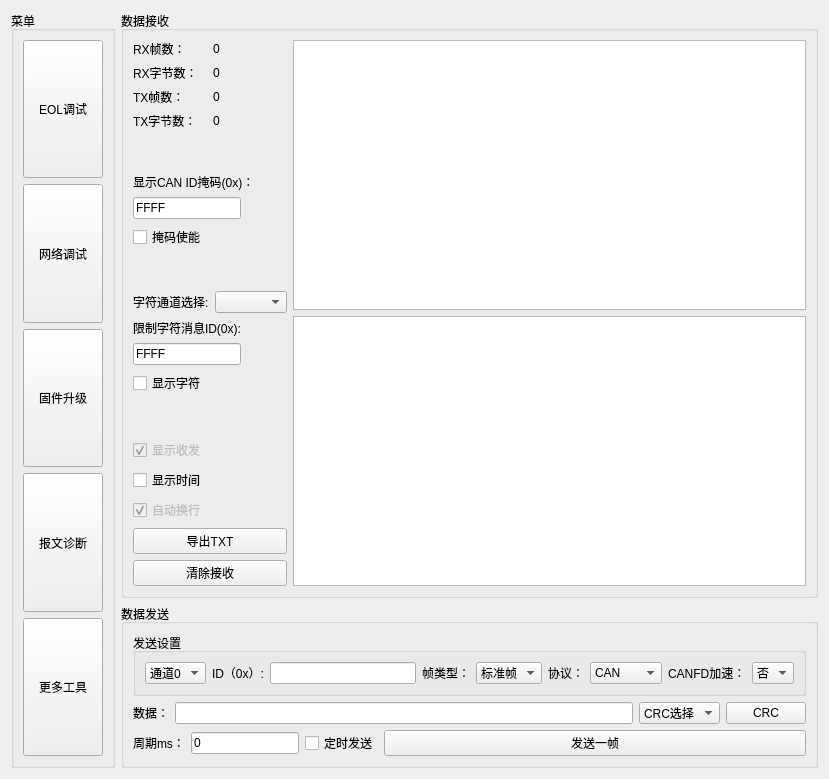
This is more_window/more_window.ui in aron566/EOL_CAN_Tool as Qt 5 draws it before an edit. The edited form follows.
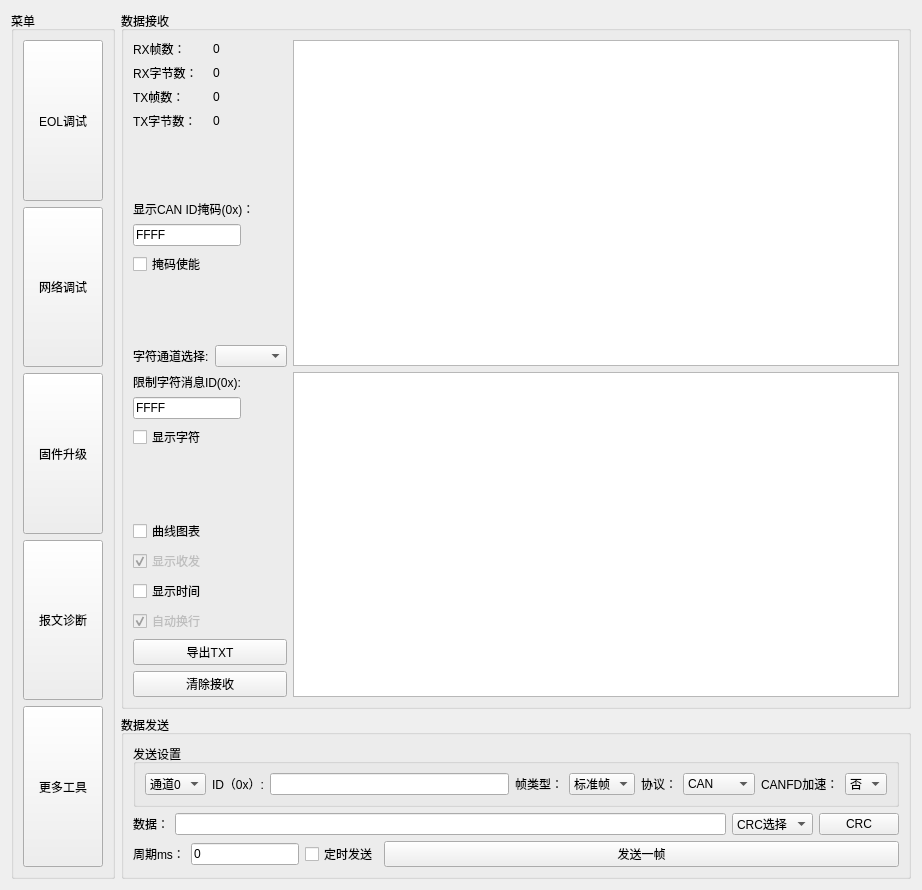
This is the edited form.

Commit message: <feat>: <v1.2.15版本支持net can数据进数据曲线图表>

The edit to the form file:
```diff
--- a/more_window/more_window.ui
+++ b/more_window/more_window.ui
@@ -6,8 +6,8 @@
    <rect>
     <x>0</x>
     <y>0</y>
-    <width>829</width>
-    <height>779</height>
+    <width>922</width>
+    <height>890</height>
    </rect>
   </property>
   <property name="windowTitle">
@@ -296,7 +296,7 @@
         <item>
          <widget class="QCheckBox" name="display_str_checkBox">
           <property name="sizePolicy">
-           <sizepolicy hsizetype="Preferred" vsizetype="Fixed">
+           <sizepolicy hsizetype="Fixed" vsizetype="Fixed">
             <horstretch>0</horstretch>
             <verstretch>0</verstretch>
            </sizepolicy>
@@ -319,6 +319,19 @@
           </property>
          </spacer>
         </item>
+        <item>
+         <widget class="QCheckBox" name="can_wave_checkBox">
+          <property name="sizePolicy">
+           <sizepolicy hsizetype="Fixed" vsizetype="Fixed">
+            <horstretch>0</horstretch>
+            <verstretch>0</verstretch>
+           </sizepolicy>
+          </property>
+          <property name="text">
+           <string>曲线图表</string>
+          </property>
+         </widget>
+        </item>
         <item>
          <layout class="QVBoxLayout" name="verticalLayout_6">
           <item>
```
The commit also changes 11 other files.
